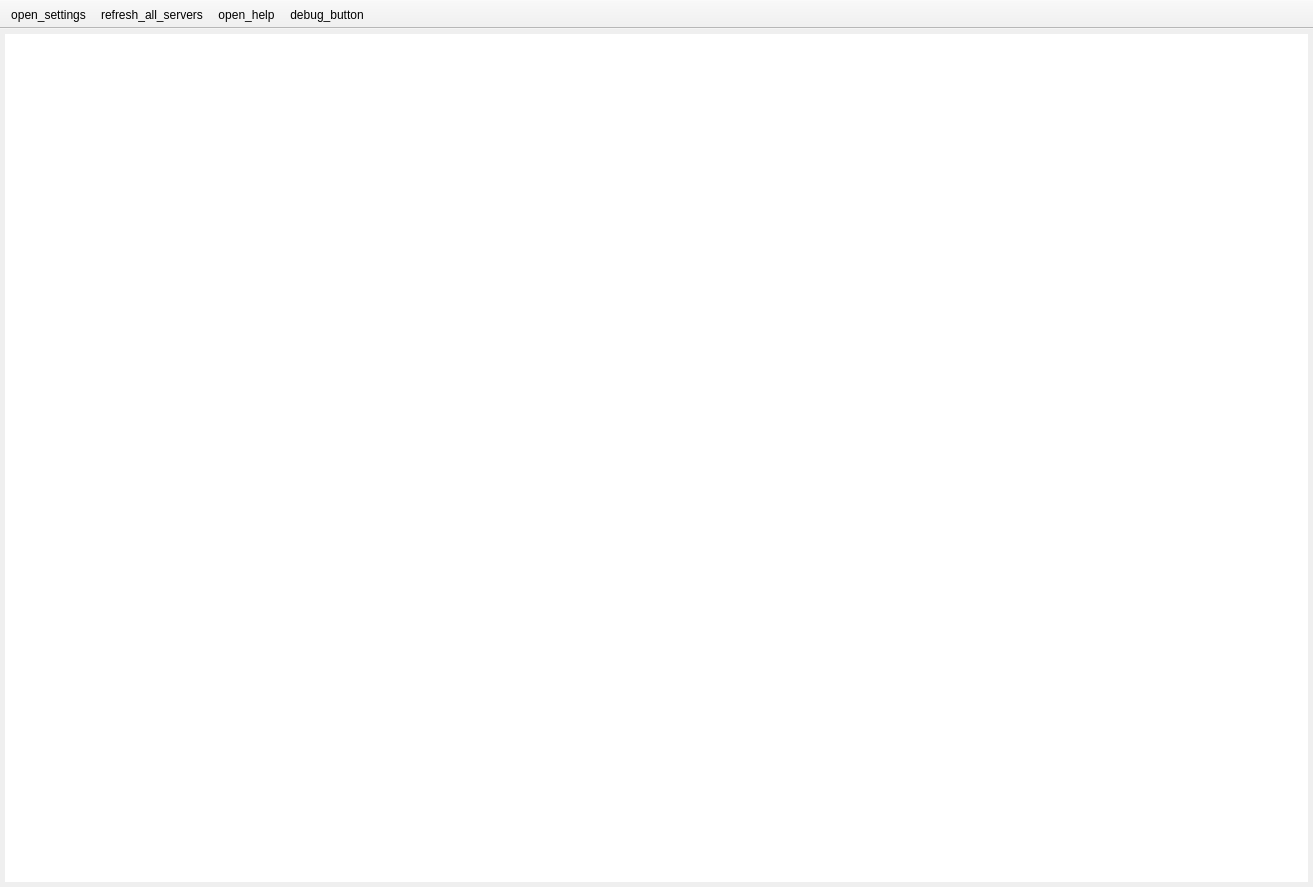
Old version of the form src/ui/main_window.ui in the repository matty45/collabvm-cpp-client.
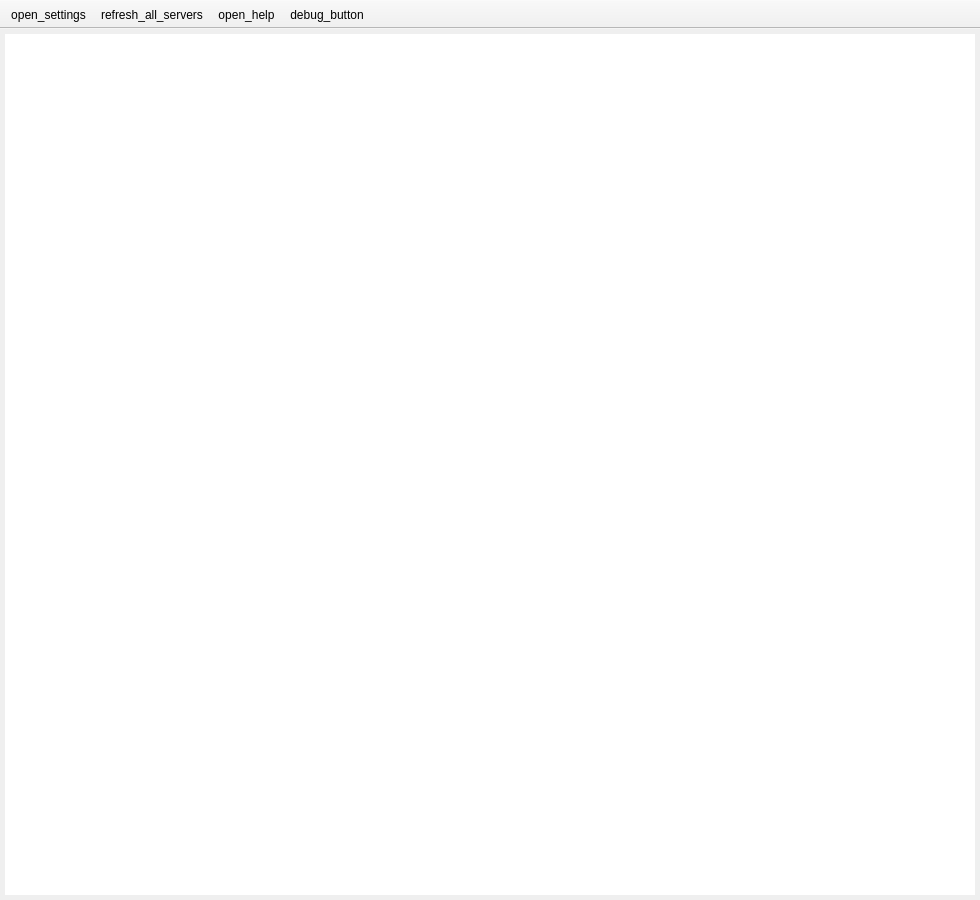
New version of the form. Icons and pictures are not drawn.

```diff
--- a/src/ui/main_window.ui
+++ b/src/ui/main_window.ui
@@ -6,8 +6,8 @@
    <rect>
     <x>0</x>
     <y>0</y>
-    <width>1313</width>
-    <height>887</height>
+    <width>980</width>
+    <height>900</height>
    </rect>
   </property>
   <property name="minimumSize">
```
Left out of the diff: 3 changed lines with no effect on the pictures.
